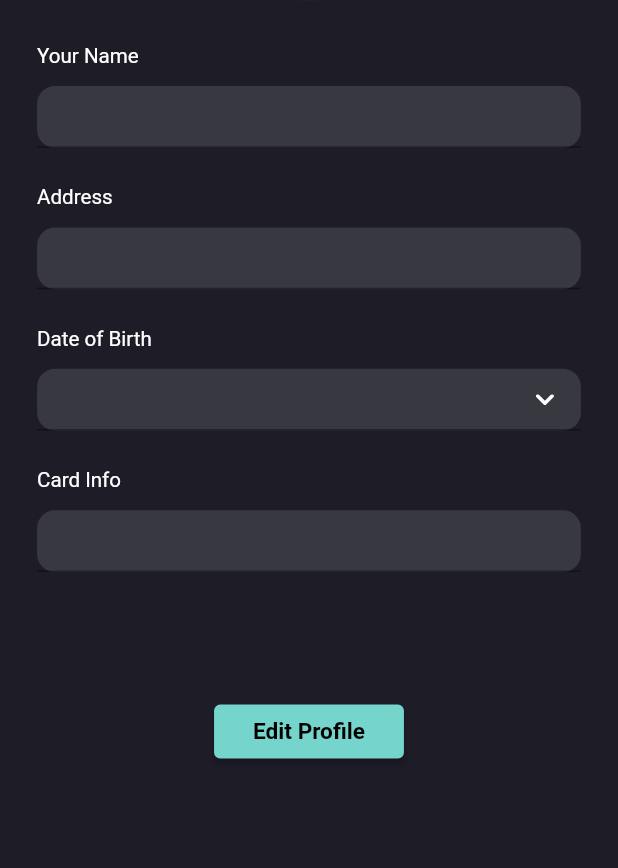
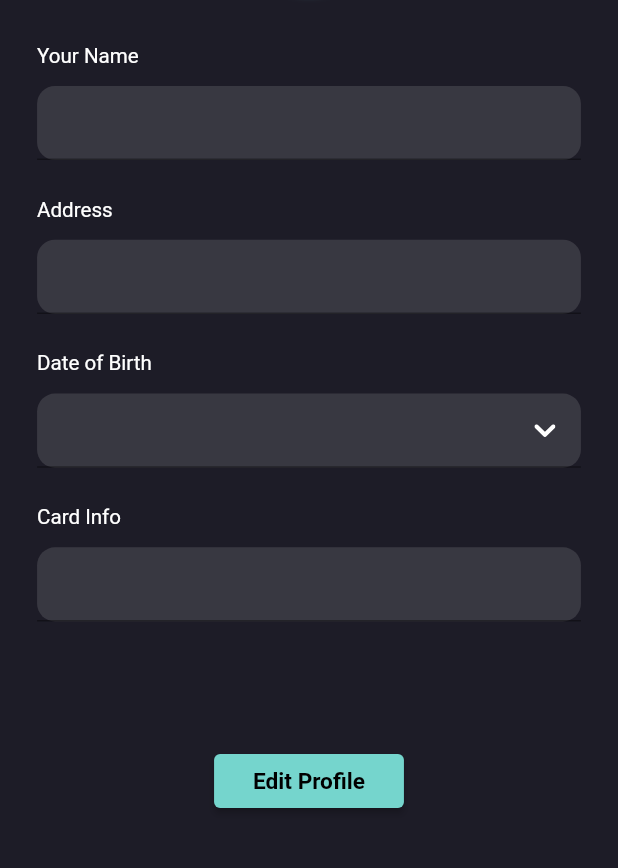
Before and after one commit to DarshLakhani23/Tera-Electric_Car_UI, a Flutter app: the Profile screen opened by its route, on a phone screen of 412 x 824 dp, the part 311-1179 px from its top. Run offline on Flutter 3.47's test engine with Material 2 defaults, Android fonts, the phone set to English and light mode, and no system bars; our stand-ins replace flutter_svg, get, sizer; project files that could hold a hidden picture were left out.

Commit message:
#UI improvement

```diff
--- a/lib/widget/custom_textbox.dart
+++ b/lib/widget/custom_textbox.dart
@@ -35,7 +35,7 @@ class CustomTextField extends StatelessWidget {
           height: 1.5.h,
         ),
         Container(
-          height: 5.h,
+          height: 6.h,
           decoration: BoxDecoration(
             borderRadius: BorderRadius.circular(12),
             color: Colors.white12,
```
